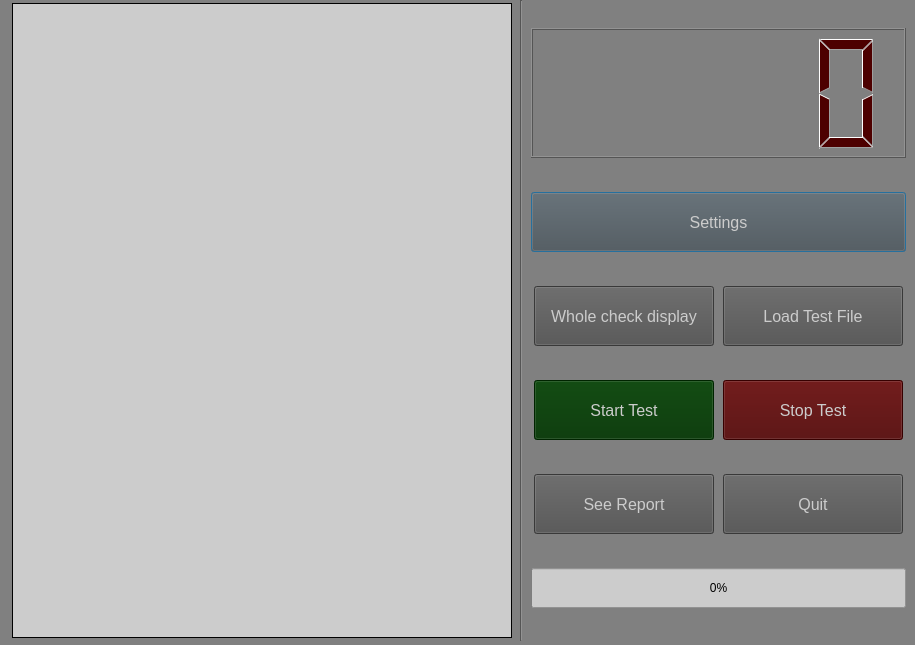
Above: main_design.ui from yvgenyk/API-Test2 before the change. Below: the same form after it.
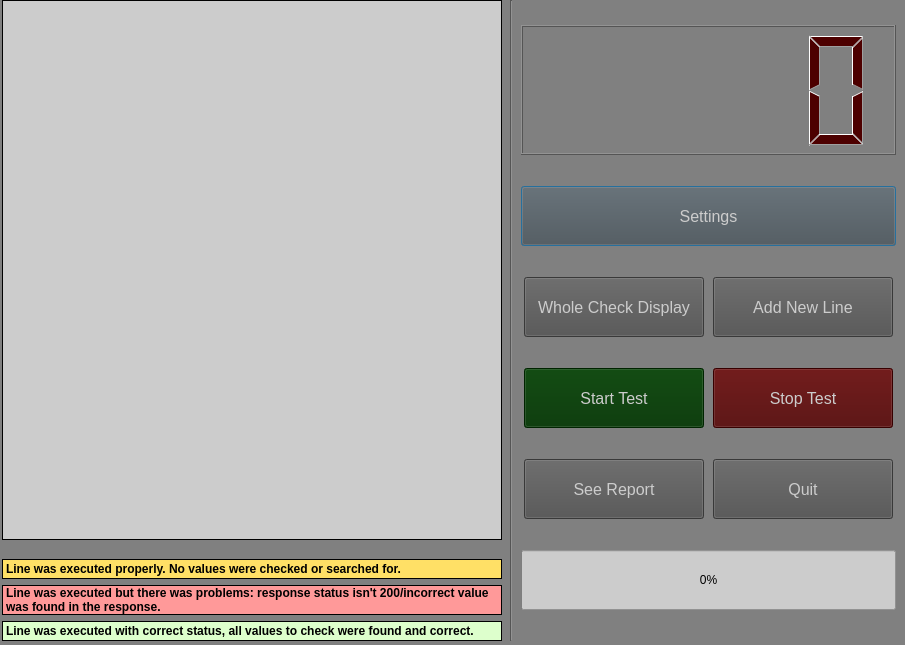
That is the form after the change. Icons and pictures are not drawn.

What changed in the file:
```diff
--- a/main_design.ui
+++ b/main_design.ui
@@ -6,13 +6,13 @@
    <rect>
     <x>0</x>
     <y>0</y>
-    <width>915</width>
+    <width>905</width>
     <height>645</height>
    </rect>
   </property>
   <property name="minimumSize">
    <size>
-    <width>915</width>
+    <width>905</width>
     <height>645</height>
    </size>
   </property>
@@ -35,7 +35,7 @@
   <widget class="QWidget" name="horizontalLayoutWidget_2">
    <property name="geometry">
     <rect>
-     <x>10</x>
+     <x>0</x>
      <y>0</y>
      <width>901</width>
      <height>641</height>
@@ -43,17 +43,19 @@
    </property>
    <layout class="QHBoxLayout" name="horizontalLayout_5">
     <item>
+     <layout class="QVBoxLayout" name="verticalLayout_2">
+      <item>
      <widget class="QTableWidget" name="tableWidget">
       <property name="minimumSize">
        <size>
         <width>500</width>
-        <height>635</height>
+          <height>540</height>
        </size>
       </property>
       <property name="maximumSize">
        <size>
         <width>500</width>
-        <height>635</height>
+          <height>540</height>
        </size>
       </property>
       <property name="font">
@@ -69,6 +71,111 @@
      </widget>
     </item>
     <item>
+       <spacer name="verticalSpacer">
+        <property name="orientation">
+         <enum>Qt::Vertical</enum>
+        </property>
+        <property name="sizeHint" stdset="0">
+         <size>
+          <width>20</width>
+          <height>10</height>
+         </size>
+        </property>
+       </spacer>
+      </item>
+      <item>
+       <widget class="QLabel" name="label">
+        <property name="minimumSize">
+         <size>
+          <width>500</width>
+          <height>20</height>
+         </size>
+        </property>
+        <property name="maximumSize">
+         <size>
+          <width>500</width>
+          <height>20</height>
+         </size>
+        </property>
+        <property name="font">
+         <font>
+          <weight>75</weight>
+          <bold>true</bold>
+         </font>
+        </property>
+        <property name="styleSheet">
+         <string notr="true">background:rgb(255, 224, 102);
+border: 1px solid black;</string>
+        </property>
+        <property name="text">
+         <string>Line was executed properly. No values were checked or searched for.</string>
+        </property>
+       </widget>
+      </item>
+      <item>
+       <widget class="QLabel" name="label_2">
+        <property name="minimumSize">
+         <size>
+          <width>500</width>
+          <height>30</height>
+         </size>
+        </property>
+        <property name="maximumSize">
+         <size>
+          <width>500</width>
+          <height>30</height>
+         </size>
+        </property>
+        <property name="font">
+         <font>
+          <weight>75</weight>
+          <bold>true</bold>
+         </font>
+        </property>
+        <property name="styleSheet">
+         <string notr="true">background:rgb(255, 153, 153);
+border: 1px solid black;</string>
+        </property>
+        <property name="text">
+         <string>Line was executed but there was problems: response status isn't 200/incorrect value was found in the response.</string>
+        </property>
+        <property name="wordWrap">
+         <bool>true</bool>
+        </property>
+       </widget>
+      </item>
+      <item>
+       <widget class="QLabel" name="label_3">
+        <property name="minimumSize">
+         <size>
+          <width>500</width>
+          <height>20</height>
+         </size>
+        </property>
+        <property name="maximumSize">
+         <size>
+          <width>500</width>
+          <height>20</height>
+         </size>
+        </property>
+        <property name="font">
+         <font>
+          <weight>75</weight>
+          <bold>true</bold>
+         </font>
+        </property>
+        <property name="styleSheet">
+         <string notr="true">background:rgb(221, 255, 204);
+border: 1px solid black;</string>
+        </property>
+        <property name="text">
+         <string>Line was executed with correct status, all values to check were found and correct.</string>
+        </property>
+       </widget>
+      </item>
+     </layout>
+    </item>
+    <item>
      <widget class="Line" name="line">
       <property name="orientation">
        <enum>Qt::Vertical</enum>
@@ -156,7 +263,7 @@
 color: rgb(204,204,204);</string>
           </property>
           <property name="text">
-           <string>Whole check display</string>
+           <string>Whole Check Display</string>
           </property>
          </widget>
         </item>
@@ -184,7 +291,7 @@
 color: rgb(204,204,204);</string>
           </property>
           <property name="text">
-           <string>Load Test File</string>
+           <string>Add New Line</string>
           </property>
          </widget>
         </item>
@@ -327,13 +434,13 @@
         <property name="minimumSize">
          <size>
           <width>375</width>
-          <height>40</height>
+          <height>60</height>
          </size>
         </property>
         <property name="maximumSize">
          <size>
           <width>375</width>
-          <height>40</height>
+          <height>60</height>
          </size>
         </property>
         <property name="styleSheet">
```
Left out of the diff: 33 changed lines with no effect on the pictures. Lines whose indentation alone changed are shown as unchanged.
